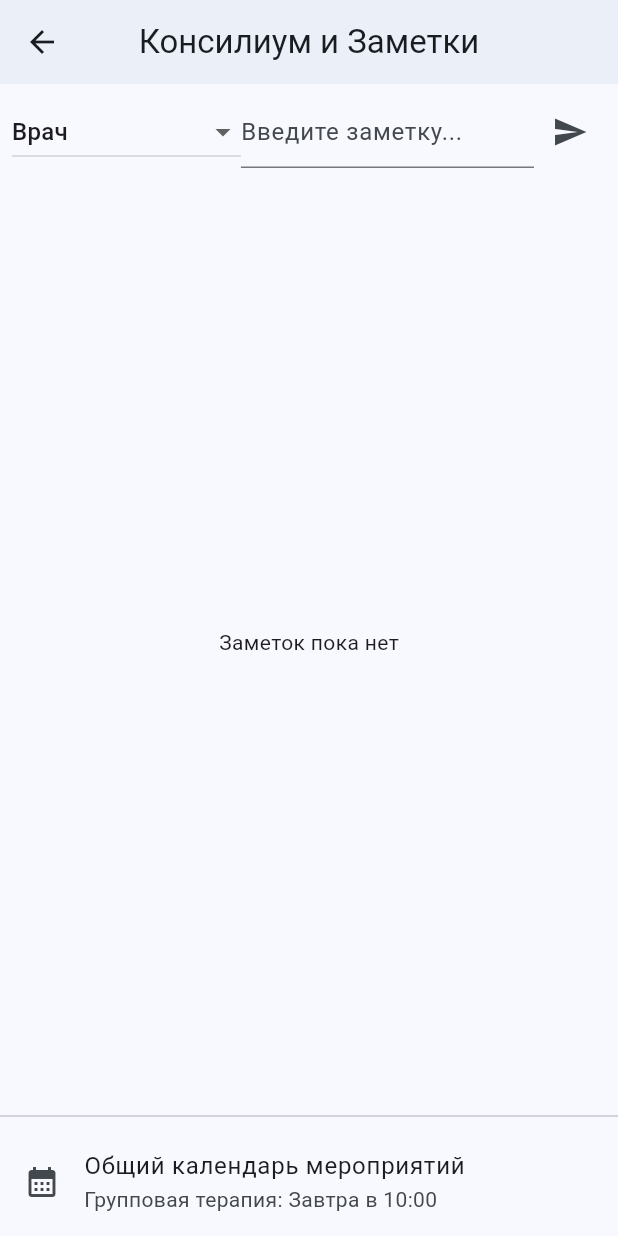
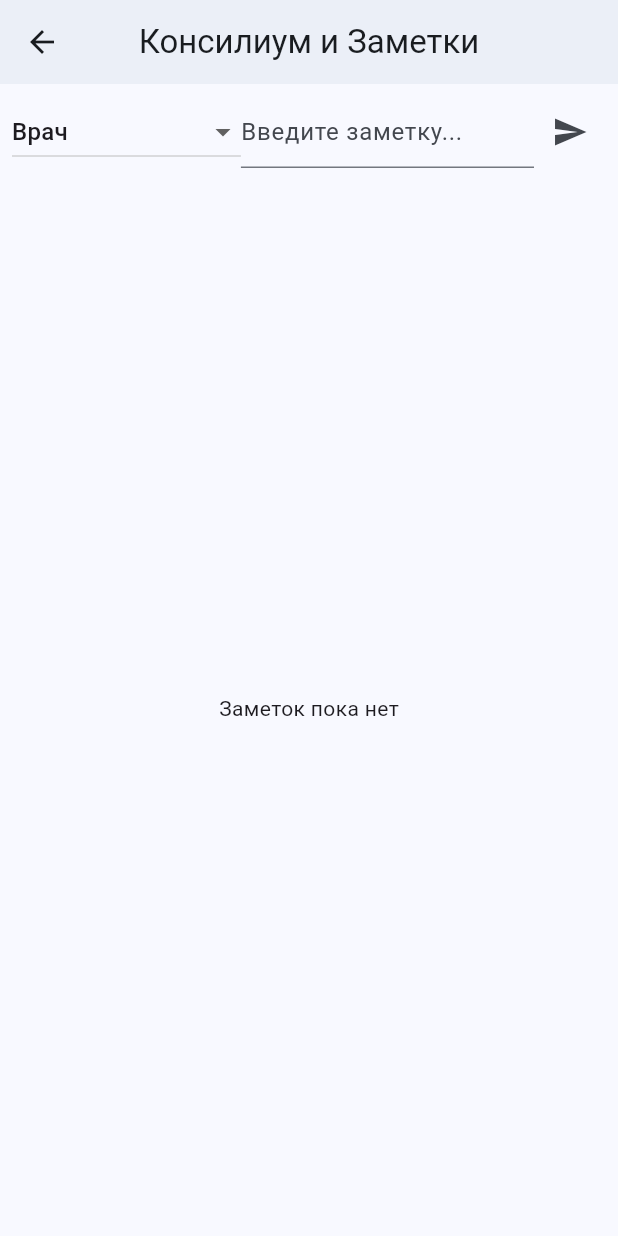
Before and after one commit to Tokside1337/diplom, a Flutter app: the CommunicationScreen screen opened directly with empty values, on a phone screen of 412 x 824 dp. Run offline on Flutter 3.47's test engine with Material 3 defaults, Android fonts, the phone set to English and light mode, and no system bars; our stand-ins replace fl_chart, google_fonts; missing offline and left inert: postgres.

Commit message:
Удален календарь в вкладке заметки у доктора

```diff
--- a/lib/screens/communication_screen.dart
+++ b/lib/screens/communication_screen.dart
@@ -90,16 +90,6 @@ class _CommunicationScreenState extends State<CommunicationScreen> {
                 ),
               ),
             ),
-          Divider(),
-          ListTile(
-            leading: Icon(Icons.calendar_month),
-            title: Text('Общий календарь мероприятий'),
-            subtitle: Text('Групповая терапия: Завтра в 10:00'),
-            onTap: () {
-              // В прототипе просто показываем заглушку
-              ScaffoldMessenger.of(context).showSnackBar(SnackBar(content: Text('Переход к календарю...')));
-            },
-          )
         ],
       ),
     );
```
